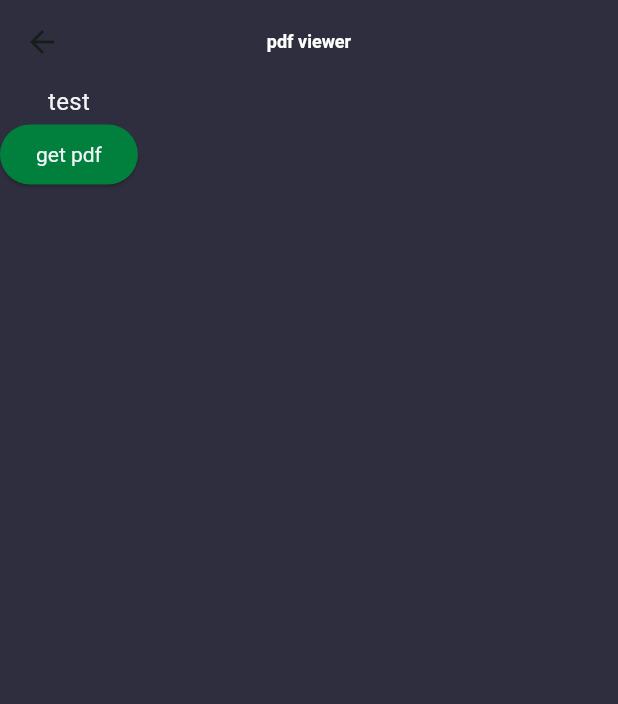
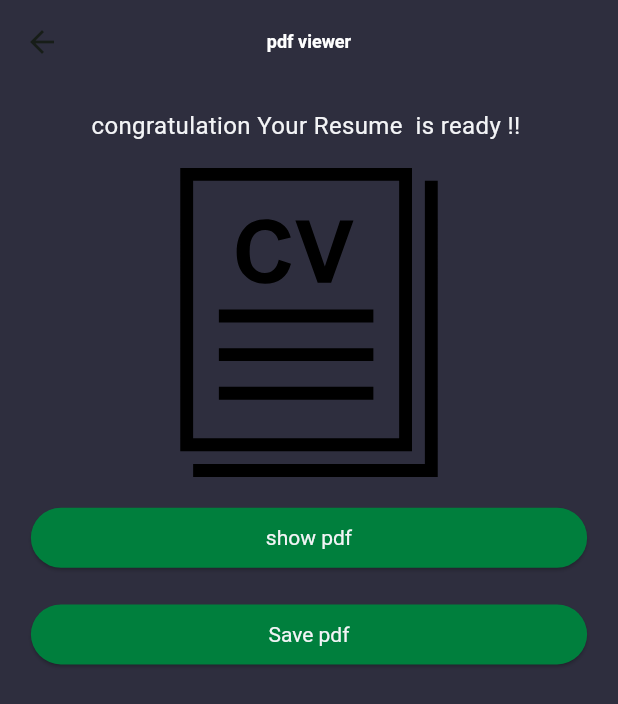
Before and after one commit to m7medayman/resume_app, a Flutter app: the PdfView screen opened directly with empty values, on a phone screen of 412 x 824 dp. Shown: the top 704 px of the screen. Run offline on Flutter 3.47's test engine with Material 3 defaults, Android fonts, the phone set to English and light mode, and no system bars; our stand-ins replace bloc, cloud_firestore, either_dart, equatable, firebase_auth, firebase_core and 6 more; missing offline and left inert: syncfusion_flutter_pdfviewer, word_generator; accounts and stored records are empty; Roboto replaces fonts that are missing (Montserrat, tilt).

Commit message:
finish the pdf_ui page

```diff
--- a/lib/core/Di/di.dart
+++ b/lib/core/Di/di.dart
@@ -14,6 +14,7 @@ import 'package:resume_app/features/auth/data/fire_base_auth/fire_base_auth.dart
 import 'package:resume_app/features/auth/data/repository.dart';
 import 'package:resume_app/features/auth/domain/use_case.dart';
 import 'package:resume_app/features/pdf_creator/data/pdf_form.dart';
+import 'package:resume_app/features/pdf_creator/data/pdf_save_service.dart';
 import 'package:resume_app/features/pdf_creator/data/repo_imp.dart';
 import 'package:resume_app/features/pdf_creator/domain/pdf_creating_use_case.dart';
 import 'package:resume_app/features/resume_dialog/data/gemini_repo/job_details_service_provider.dart';
@@ -113,9 +114,12 @@ void initPdfViewerModule(PdfData data) async {
 
     return;
   }
+  getIt.registerFactory(() => PdfSaveService());
   getIt.registerFactory(() => PdfForm(data: data));
-  getIt.registerFactory(() => pdfRepoImp(pdfForm: getIt()));
+  getIt.registerFactory(
+      () => pdfRepoImp(pdfForm: getIt(), pdfSaveService: getIt()));
   getIt.registerFactory(() => PdfCreatingUseCase(repo: getIt<pdfRepoImp>()));
+  getIt.registerFactory(() => PdfSaveUseCase(repo: getIt<pdfRepoImp>()));
   isPdfViewerInit = true;
 }
 
--- /dev/null
+++ b/lib/features/pdf_creator/data/pdf_save_service.dart
@@ -0,0 +1,15 @@
+import 'dart:io';
+import 'dart:typed_data';
+
+import 'package:path_provider/path_provider.dart';
+
+class PdfSaveService {
+  Future<String> saveFile(Uint8List pdfFile, String name) async {
+    final output = await getTemporaryDirectory();
+    print("${output.path}/$name.pdf");
+    final file = File("${output.path}/$name.pdf");
+    File result = await file.writeAsBytes(pdfFile);
+
+    return result.path;
+  }
+}
--- a/lib/features/pdf_creator/data/pdf_widgets.dart
+++ b/lib/features/pdf_creator/data/pdf_widgets.dart
@@ -245,10 +245,6 @@ class SkillsColumn extends pw.StatelessWidget {
 
   @override
   pw.Widget build(pw.Context context) {
-    int midList = skills.length ~/ 2;
-    List<String> firstList = List.from(skills.getRange(0, midList));
-    List<String> secondList =
-        List.from(skills.getRange(midList, skills.length));
     return pw.Table(children: getRow(skills));
     // pw.Row(
     //   crossAxisAlignment: pw.CrossAxisAlignment.start,
--- a/lib/features/pdf_creator/domain/pdf_creating_use_case.dart
+++ b/lib/features/pdf_creator/domain/pdf_creating_use_case.dart
@@ -17,3 +17,20 @@ class PdfCreatingUseCase extends BaseUseCase<PdfData, Uint8List> {
     return await repo.getPdf(input);
   }
 }
+
+class PdfSaveUseCase extends BaseUseCase<PdfSaveInput, String> {
+  final PdfRepo repo;
+
+  PdfSaveUseCase({required this.repo});
+  @override
+  Future<Either<Failure, String>> execute(PdfSaveInput input) async {
+    return await repo.savePdf(input.file, input.name);
+  }
+}
+
+class PdfSaveInput {
+  final Uint8List file;
+  final String name;
+
+  PdfSaveInput({required this.file, required this.name});
+}
--- a/lib/features/pdf_creator/domain/repo.dart
+++ b/lib/features/pdf_creator/domain/repo.dart
@@ -7,4 +7,5 @@ import 'package:resume_app/core/resources/failure/failure_model.dart';
 
 abstract class PdfRepo {
   Future<Either<Failure, Uint8List>> getPdf(PdfData pdfData);
+  Future<Either<Failure, String>> savePdf(Uint8List input, String name);
 }
--- a/lib/features/pdf_creator/presentation/cubit/pdf_form_state.dart
+++ b/lib/features/pdf_creator/presentation/cubit/pdf_form_state.dart
@@ -17,3 +17,16 @@ class PdfFailure extends PdfFormState {
 class PdfInitState extends PdfFormState {}
 
 class PdfLoading extends PdfFormState {}
+
+class ShowPdfState extends PdfFormState {
+  final dynamic data;
+
+  ShowPdfState({required this.data});
+}
+
+
+class SavePdfState extends PdfFormState {
+  final String path;
+
+  SavePdfState({required this.path});
+}
--- a/lib/features/pdf_creator/presentation/view/pdf_view.dart
+++ b/lib/features/pdf_creator/presentation/view/pdf_view.dart
@@ -1,7 +1,12 @@
 import 'package:flutter/material.dart';
 import 'package:flutter_bloc/flutter_bloc.dart';
+import 'package:flutter_svg/svg.dart';
 import 'package:resume_app/core/Di/injection.dart';
+import 'package:resume_app/core/assets_path/assets.dart';
 import 'package:resume_app/core/common/state_renderer/pop_state_dialog_widget.dart';
+import 'package:resume_app/core/common/widgets/separator.dart';
+import 'package:resume_app/core/constants/app_sizes_constants.dart';
+import 'package:resume_app/core/theme_manager/color_manager.dart';
 import 'package:resume_app/features/pdf_creator/presentation/cubit/pdf_cubit.dart';
 import 'package:resume_app/features/pdf_creator/presentation/cubit/pdf_form_state.dart';
 import 'package:resume_app/features/pdf_creator/presentation/view/pdf_presentation/pdf_presentation.dart';
@@ -14,12 +19,16 @@ class PdfView extends StatelessWidget {
   @override
   Widget build(BuildContext context) {
     bool isLoadign = false;
+    double screenWidth = MediaQuery.of(context).size.width;
+    double screenHeight = MediaQuery.of(context).size.height;
     return Scaffold(
       appBar: AppBar(
         title: const Text("pdf viewer"),
       ),
-      body: BlocProvider(
-        create: (context) => PdfCubit(getIt()),
+      body: Center(
+        child: BlocProvider(
+          create: (context) =>
+              PdfCubit(useCase: getIt(), pdfSaveUseCase: getIt()),
           child: SizedBox(
             height: double.maxFinite,
             child: BlocListener<PdfCubit, PdfState>(
@@ -29,6 +38,10 @@ class PdfView extends StatelessWidget {
                 }
                 if (state.state is PdfFailure) {
                   PdfFailure failueState = state.state as PdfFailure;
+                  if (navigatorKey.currentContext != null) {
+                    print("test");
+                    Navigator.of(navigatorKey.currentContext!).pop();
+                  }
                   showFailurePopUpDialog(context, failueState.failure.message);
                 }
                 if (state.state is PdfInitState) {
@@ -37,8 +50,8 @@ class PdfView extends StatelessWidget {
                     Navigator.of(navigatorKey.currentContext!).pop();
                   }
                 }
-              if (state.state is PdfSuccess) {
-                PdfSuccess successState = state.state as PdfSuccess;
+                if (state.state is ShowPdfState) {
+                  var successState = state.state as ShowPdfState;
                   if (navigatorKey.currentContext != null) {
                     Navigator.of(navigatorKey.currentContext!).pop();
                   }
@@ -52,17 +65,38 @@ class PdfView extends StatelessWidget {
               },
               child: BlocBuilder<PdfCubit, PdfState>(
                 builder: (context, state) {
-                return Column(
+                  return Container(
+                    width: screenWidth * 0.9,
+                    child: Column(
+                      mainAxisAlignment: MainAxisAlignment.start,
+                      crossAxisAlignment: CrossAxisAlignment.stretch,
                       children: [
-                    Text("test"),
+                        FormSeparator(screenHeight: screenHeight),
+                        const Center(
+                            child: Text(
+                                "congratulation Your Resume  is ready !! ")),
+                        FormSeparator(screenHeight: screenHeight),
+                        SvgPicture.asset(
+                          Assets.assetsResumeIcon,
+                          height: screenHeight * 0.25,
+                        ),
+                        FormSeparator(screenHeight: screenHeight),
                         ElevatedButton(
                             onPressed: () {
                               context.read<PdfCubit>().getPdf();
                             },
-                        child: const Text("get pdf"))
+                            child: const Text("show pdf")),
+                        FormSeparator(screenHeight: screenHeight),
+                        ElevatedButton(
+                            onPressed: () {
+                              context.read<PdfCubit>().savePdf();
+                            },
+                            child: const Text("Save pdf"))
                       ],
+                    ),
                   );
                 },
+              ),
             ),
           ),
         ),
--- a/pubspec.yaml
+++ b/pubspec.yaml
@@ -51,6 +51,8 @@ dependencies:
   syncfusion_flutter_pdfviewer: ^27.1.53
   word_generator: ^0.4.4
   flutter_svg: ^2.0.16
+  path_provider: ^2.1.5
+  permission_handler: ^11.3.1
 
 dev_dependencies:
   flutter_test:
```
Also changed, not shown: lib/features/pdf_creator/data/repo_imp.dart (+12 -0 lines), lib/features/pdf_creator/presentation/cubit/pdf_cubit.dart (+23 -3 lines), pubspec.lock, 4 other files. Lines whose indentation alone changed are shown as unchanged.
